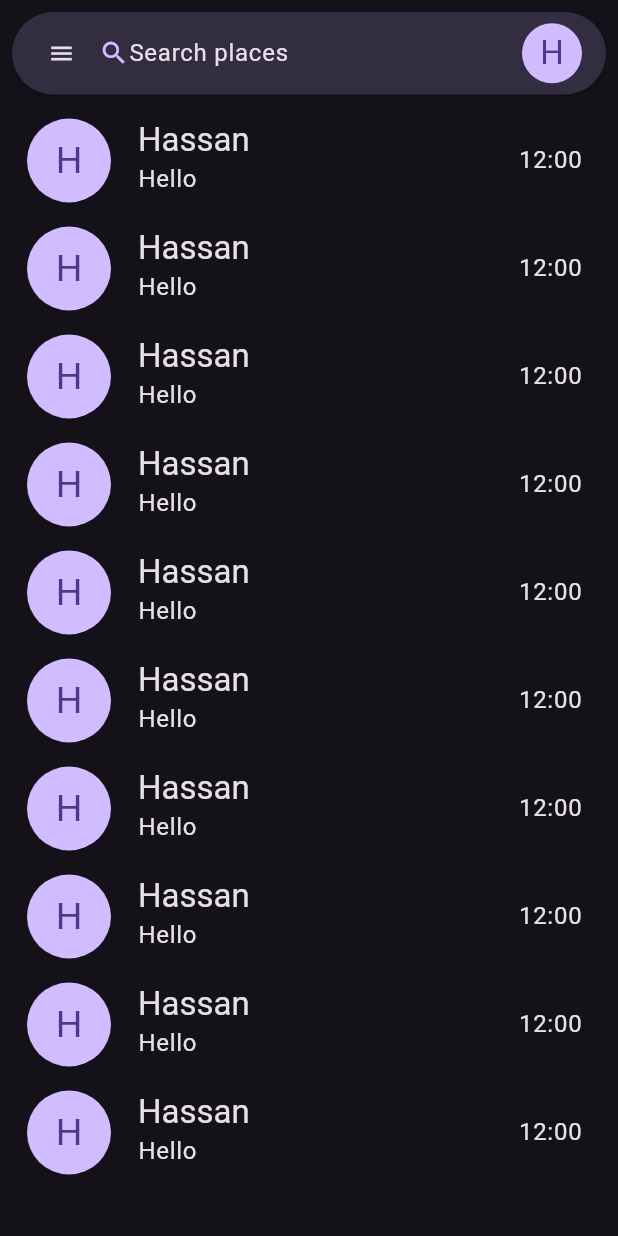
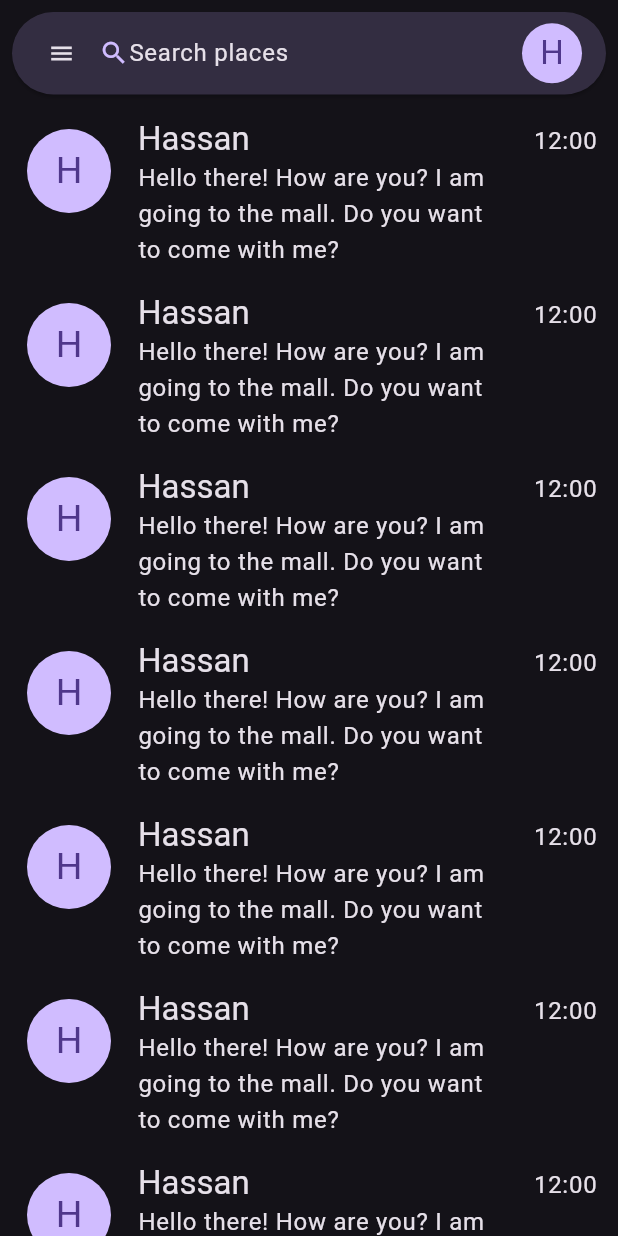
Before and after one commit to root458/suis-rotary-message, a Flutter app: the screen it shows after launch, on a phone screen of 412 x 824 dp. Run offline on Flutter 3.47's test engine with Material 2 defaults, Android fonts, the phone set to English and light mode, and no system bars; our stand-ins replace bloc, go_router; generated files the repository leaves out were written again.

Commit message:
Update chat item view

```diff
--- a/lib/features/messages_view/widgets/message_view_chat_item.dart
+++ b/lib/features/messages_view/widgets/message_view_chat_item.dart
@@ -6,7 +6,10 @@ class MessageViewChatItem extends StatelessWidget {
   @override
   Widget build(BuildContext context) {
     return ListTile(
-      leading: CircleAvatar(
+      onTap: () {},
+      leading: Transform.translate(
+        offset: const Offset(0, -15),
+        child: CircleAvatar(
           radius: 30,
           backgroundColor: Theme.of(context).colorScheme.primary,
           child: Text(
@@ -17,17 +20,24 @@ class MessageViewChatItem extends StatelessWidget {
                 ),
           ),
         ),
+      ),
       title: Text(
         'Hassan',
         style: Theme.of(context).textTheme.titleLarge,
+        overflow: TextOverflow.ellipsis,
       ),
       subtitle: Text(
-        'Hello',
+        '''Hello there! How are you? I am going to the mall. Do you want to come with me?''',
+        style: Theme.of(context).textTheme.bodyLarge,
+        overflow: TextOverflow.ellipsis,
+        maxLines: 3,
+      ),
+      trailing: Transform.translate(
+        offset: const Offset(10, -35),
+        child: Text(
+          '12:00',
           style: Theme.of(context).textTheme.bodyLarge,
         ),
-      trailing: Text(
-        '12:00',
-        style: Theme.of(context).textTheme.bodyLarge,
       ),
     );
   }
```
Lines whose indentation alone changed are shown as unchanged.
